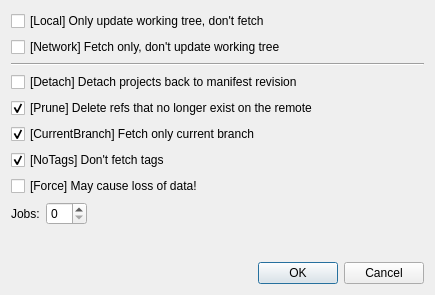
The window that src/dialogs/reposyncdialog.ui (Rbcum/RepoMan) describes before a commit, drawn with Qt 5.
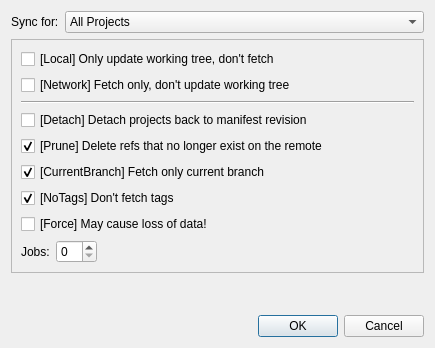
The same window after the commit.

Commit message: Add support for syncing current project

```diff
--- a/src/dialogs/reposyncdialog.ui
+++ b/src/dialogs/reposyncdialog.ui
@@ -7,7 +7,7 @@
     <x>0</x>
     <y>0</y>
     <width>435</width>
-    <height>295</height>
+    <height>348</height>
    </rect>
   </property>
   <property name="windowTitle">
@@ -15,6 +15,57 @@
   </property>
   <layout class="QVBoxLayout" name="verticalLayout">
    <item>
+    <layout class="QHBoxLayout" name="horizontalLayout_2">
+     <property name="topMargin">
+      <number>0</number>
+     </property>
+     <item>
+      <widget class="QLabel" name="label">
+       <property name="sizePolicy">
+        <sizepolicy hsizetype="Fixed" vsizetype="Preferred">
+         <horstretch>0</horstretch>
+         <verstretch>0</verstretch>
+        </sizepolicy>
+       </property>
+       <property name="text">
+        <string>Sync for:</string>
+       </property>
+      </widget>
+     </item>
+     <item>
+      <widget class="QComboBox" name="syncForCombo">
+       <property name="currentIndex">
+        <number>2</number>
+       </property>
+       <item>
+        <property name="text">
+         <string>Current Project</string>
+        </property>
+       </item>
+       <item>
+        <property name="text">
+         <string>Opened Projects</string>
+        </property>
+       </item>
+       <item>
+        <property name="text">
+         <string>All Projects</string>
+        </property>
+       </item>
+      </widget>
+     </item>
+    </layout>
+   </item>
+   <item>
+    <widget class="QFrame" name="frame">
+     <property name="frameShape">
+      <enum>QFrame::StyledPanel</enum>
+     </property>
+     <property name="frameShadow">
+      <enum>QFrame::Raised</enum>
+     </property>
+     <layout class="QVBoxLayout" name="verticalLayout_2">
+      <item>
     <widget class="QCheckBox" name="localOnyCB">
      <property name="text">
       <string>[Local] Only update working tree, don't fetch</string>
@@ -127,6 +178,9 @@
       </spacer>
      </item>
     </layout>
+      </item>
+     </layout>
+    </widget>
    </item>
    <item>
     <spacer name="verticalSpacer">
```
Lines whose indentation alone changed are shown as unchanged. The commit also changes 6 other files.
